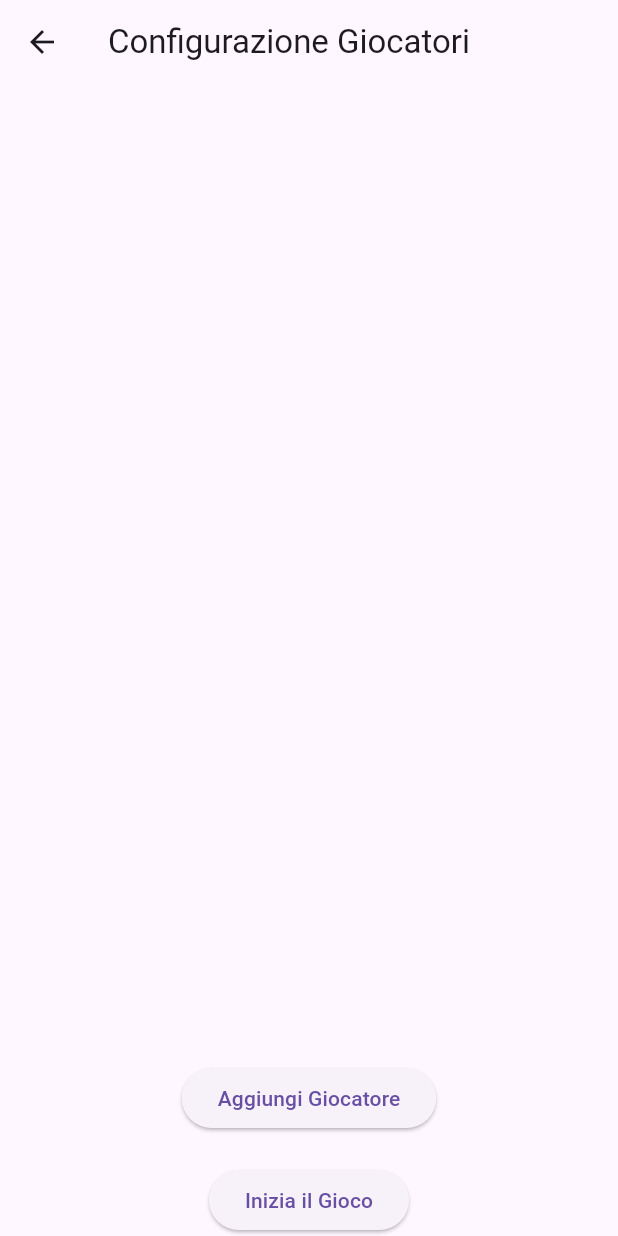
After one commit to Pluz16/world_chain, a Flutter app: the screen it shows after launch, after a tap on "Configura Giocatori e Inizia", on a phone screen of 412 x 824 dp. The commit adds this screen. Run offline on Flutter 3.47's test engine with Material 3 defaults, Android fonts, the phone set to English and light mode, and no system bars.

Commit message:
Adding players and Adding country

```diff
--- a/lib/main.dart
+++ b/lib/main.dart
@@ -1,5 +1,5 @@
 import 'package:flutter/material.dart';
-import 'select_country_screen.dart'; // Importiamo la schermata che implementeremo per la selezione del paese
+import 'player_setup_screen.dart'; // Assicurati che sia importato correttamente
 
 void main() {
   runApp(const MyApp());
@@ -40,15 +40,15 @@ class MyHomePage extends StatelessWidget {
             const SizedBox(height: 20),
             ElevatedButton(
               onPressed: () {
-                // Naviga alla schermata di selezione del paese
+                // Naviga alla schermata di configurazione giocatori
                 Navigator.push(
                   context,
                   MaterialPageRoute(
-                    builder: (context) => const SelectCountryScreen(),
+                    builder: (context) => const PlayerSetupScreen(),
                   ),
                 );
               },
-              child: const Text('Seleziona Stato e Inizia'),
+              child: const Text('Configura Giocatori e Inizia'),
             ),
           ],
         ),
--- /dev/null
+++ b/lib/player_setup_screen.dart
@@ -0,0 +1,85 @@
+import 'package:flutter/material.dart';
+import 'add_player_screen.dart'; // Importiamo la schermata per aggiungere giocatori
+import 'game_screen.dart'; // Importiamo la schermata di gioco
+
+class PlayerSetupScreen extends StatefulWidget {
+  const PlayerSetupScreen({Key? key}) : super(key: key);
+
+  @override
+  _PlayerSetupScreenState createState() => _PlayerSetupScreenState();
+}
+
+class _PlayerSetupScreenState extends State<PlayerSetupScreen> {
+  List<Player> players = [];
+
+  int maxPlayers = 4;
+
+  void addPlayer(String name, String country) {
+    if (players.length < maxPlayers) {
+      setState(() {
+        players.add(Player(name: name, country: country));
+      });
+    }
+  }
+
+  void startGame() {
+    if (players.isNotEmpty) {
+      Navigator.push(
+        context,
+        MaterialPageRoute(
+          builder: (context) => GameScreen(players: players),
+        ),
+      );
+    }
+  }
+
+  @override
+  Widget build(BuildContext context) {
+    return Scaffold(
+      appBar: AppBar(
+        title: const Text('Configurazione Giocatori'),
+      ),
+      body: Column(
+        children: [
+          Expanded(
+            child: ListView.builder(
+              itemCount: players.length,
+              itemBuilder: (context, index) {
+                return ListTile(
+                  title: Text('${players[index].name} - ${players[index].country}'),
+                );
+              },
+            ),
+          ),
+          const SizedBox(height: 20),
+          ElevatedButton(
+            onPressed: () async {
+              final newPlayer = await Navigator.push(
+                context,
+                MaterialPageRoute(
+                  builder: (context) => const AddPlayerScreen(),
+                ),
+              );
+              if (newPlayer != null) {
+                addPlayer(newPlayer['name'], newPlayer['country']);
+              }
+            },
+            child: const Text('Aggiungi Giocatore'),
+          ),
+          const SizedBox(height: 20),
+          ElevatedButton(
+            onPressed: startGame,
+            child: const Text('Inizia il Gioco'),
+          ),
+        ],
+      ),
+    );
+  }
+}
+
+class Player {
+  final String name;
+  final String country;
+
+  Player({required this.name, required this.country});
+}
```
Also changed, not shown: lib/add_player_screen.dart (added, +64 -0 lines), lib/game_screen.dart (added, +25 -0 lines), lib/select_country_screen.dart (+11 -28 lines).
